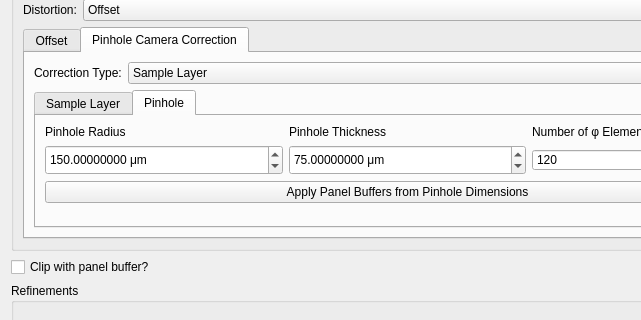
Qt form hexrd/ui/resources/ui/powder_overlay_editor.ui (HEXRD/hexrdgui) before a commit; both pictures show x 0 to 641 and y 83 to 403 of the 815 by 590 pixel window.
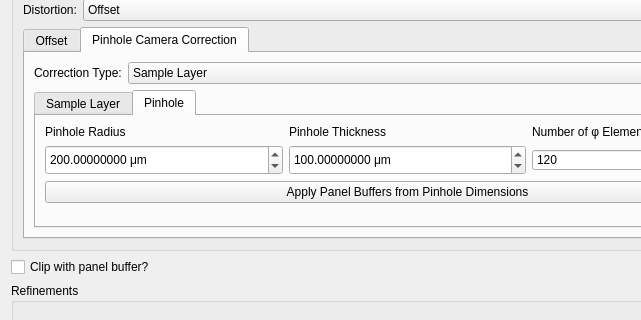
The same form after that commit. The open tabs and pages were chosen to show the change. Custom widgets are drawn as their Qt base class.

Commit message: Change default pinhole values to match TARDIS

Patch:
```diff
--- a/hexrd/ui/resources/ui/powder_overlay_editor.ui
+++ b/hexrd/ui/resources/ui/powder_overlay_editor.ui
@@ -451,7 +451,7 @@
                  <double>0.010000000000000</double>
                 </property>
                 <property name="value">
-                 <double>75.000000000000000</double>
+                 <double>100.000000000000000</double>
                 </property>
                </widget>
               </item>
@@ -506,7 +506,7 @@
                  <double>0.010000000000000</double>
                 </property>
                 <property name="value">
-                 <double>150.000000000000000</double>
+                 <double>200.000000000000000</double>
                 </property>
                </widget>
               </item>
```
The commit also changes 1 other file.
